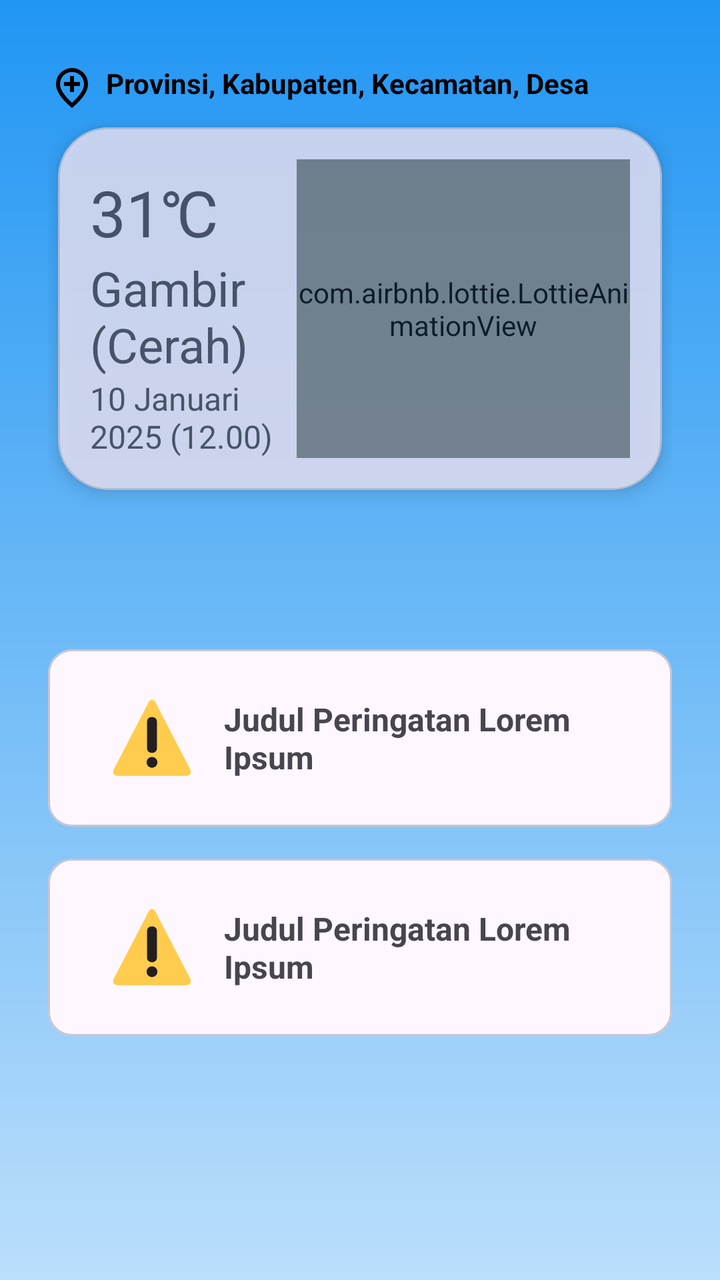
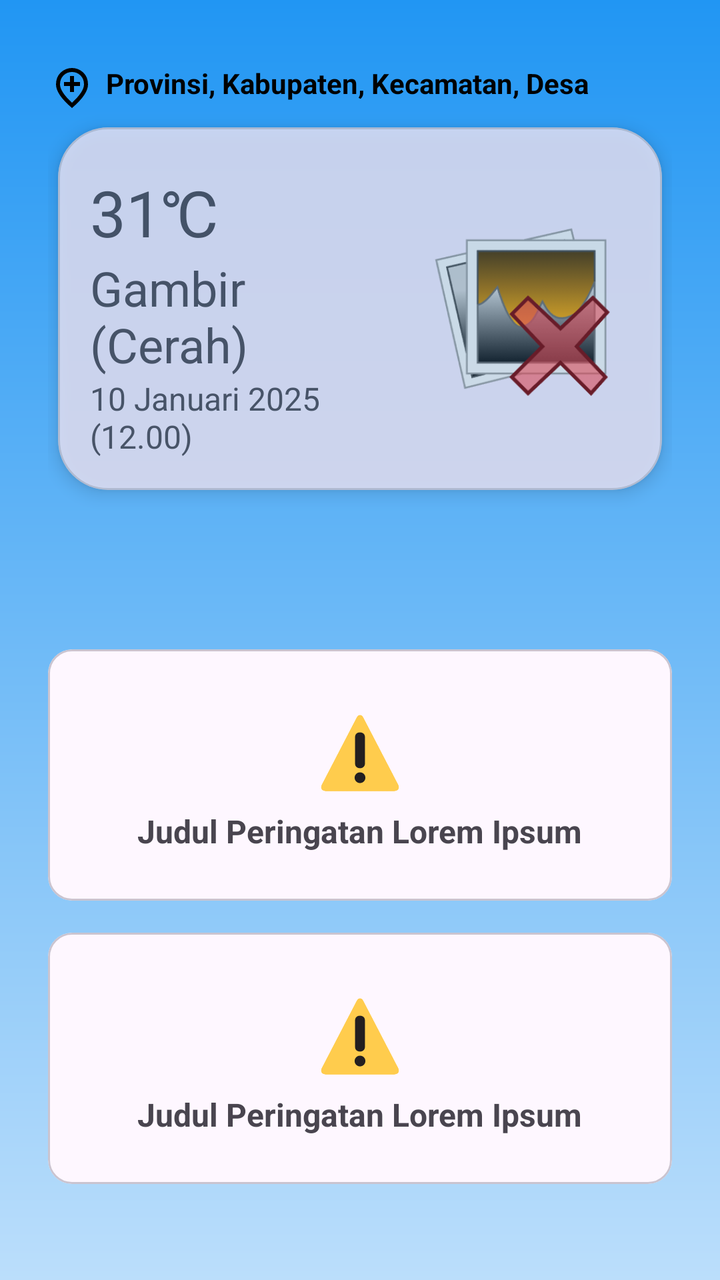

The first picture is an Android layout as it rendered before a commit; the second is the same layout after the commit. The layout source and the unified diff follow.
<!-- AndroidManifest.xml: application theme Theme.Perbana -->
<!-- res/layout/activity_main.xml -->
<?xml version="1.0" encoding="utf-8"?>
<ScrollView xmlns:android="http://schemas.android.com/apk/res/android"
    xmlns:app="http://schemas.android.com/apk/res-auto"
    xmlns:tools="http://schemas.android.com/tools"
    android:layout_width="match_parent"
    android:layout_height="match_parent"
    android:fillViewport="true"
    android:background="@drawable/background_sunny"
    android:paddingHorizontal="24dp">

    <androidx.constraintlayout.widget.ConstraintLayout
        android:layout_width="match_parent"
        android:layout_height="wrap_content"
        android:id="@+id/main"
        tools:context=".MainActivity">

        <LinearLayout
            android:id="@+id/llLocation"
            android:layout_width="match_parent"
            android:layout_height="wrap_content"
            android:orientation="horizontal"
            android:layout_marginTop="32dp"
            app:layout_constraintBottom_toTopOf="@id/cardMainWeather"
            app:layout_constraintEnd_toEndOf="parent"
            app:layout_constraintStart_toStartOf="parent"
            app:layout_constraintTop_toTopOf="parent">

            <ImageView
                android:layout_width="wrap_content"
                android:layout_height="wrap_content"
                android:src="@drawable/outline_add_location_24"/>

            <TextView
                android:id="@+id/tvLocation"
                android:layout_width="wrap_content"
                android:layout_height="wrap_content"
                android:text="Provinsi, Kabupaten, Kecamatan, Desa"
                android:layout_weight="1"
                android:layout_marginHorizontal="5dp"
                android:textColor="@color/black"
                android:textStyle="bold"/>

        </LinearLayout>

        <com.google.android.material.card.MaterialCardView
            android:id="@+id/cardMainWeather"
            android:layout_width="match_parent"
            android:layout_height="wrap_content"
            android:layout_marginBottom="16dp"
            android:alpha="0.8"
            app:cardCornerRadius="25dp"
            app:cardElevation="5dp"
            app:cardPreventCornerOverlap="false"
            app:cardUseCompatPadding="true"
            app:layout_constraintBottom_toTopOf="@id/rvMainWeather"
            app:layout_constraintEnd_toEndOf="parent"
            app:layout_constraintStart_toStartOf="parent"
            app:layout_constraintTop_toBottomOf="@+id/llLocation">

            <LinearLayout
                android:layout_width="match_parent"
                android:layout_height="match_parent"
                android:orientation="horizontal"
                android:padding="16dp"
                android:baselineAligned="false">

                <LinearLayout
                    android:layout_width="wrap_content"
                    android:layout_height="wrap_content"
                    android:orientation="vertical"
                    android:layout_marginEnd="5dp"
                    android:layout_weight="1">

                    <TextView
                        android:id="@+id/tvMainCurrentPlace"
                        android:layout_width="wrap_content"
                        android:layout_height="wrap_content"
                        android:layout_marginTop="5dp"
                        android:text="31\u2103"
                        android:textSize="32sp" />

                    <TextView
                        android:id="@+id/tvMainCurrentWeather"
                        android:layout_width="wrap_content"
                        android:layout_height="wrap_content"
                        android:text="Gambir (Cerah)"
                        android:textSize="24sp" />

                    <TextView
                        android:id="@+id/tvMainCurrentTime"
                        android:layout_width="wrap_content"
                        android:layout_height="wrap_content"
                        android:text="10 Januari 2025 (12.00)"
                        android:textSize="16sp" />
                </LinearLayout>

                <LinearLayout
                    android:layout_width="wrap_content"
                    android:layout_height="match_parent"
                    android:gravity="center"
                    android:layout_weight="1">

                    <com.airbnb.lottie.LottieAnimationView
                        android:id="@+id/animationMainCurrentWeather"
                        android:layout_width="match_parent"
                        android:layout_height="match_parent"
                        app:lottie_rawRes="@raw/clear_day"
                        app:lottie_autoPlay="true"
                        app:lottie_loop="true"/>
                </LinearLayout>
            </LinearLayout>


        </com.google.android.material.card.MaterialCardView>

        <androidx.recyclerview.widget.RecyclerView
            android:id="@+id/rvMainWeather"
            android:layout_width="match_parent"
            android:layout_height="wrap_content"
            android:layout_marginTop="8dp"
            android:nestedScrollingEnabled="false"
            app:layout_constraintBottom_toTopOf="@+id/rvMainMenu"
            app:layout_constraintEnd_toEndOf="parent"
            app:layout_constraintHorizontal_bias="0.25"
            app:layout_constraintStart_toStartOf="parent"
            app:layout_constraintTop_toBottomOf="@+id/cardMainWeather" />


        <androidx.recyclerview.widget.RecyclerView
            android:id="@+id/rvMainMenu"
            android:layout_width="match_parent"
            android:layout_height="wrap_content"
            android:layout_marginTop="16dp"
            android:nestedScrollingEnabled="false"
            app:layout_constraintBottom_toTopOf="@id/cardWeatherWarning"
            app:layout_constraintEnd_toEndOf="parent"
            app:layout_constraintHorizontal_bias="0.25"
            app:layout_constraintStart_toStartOf="parent"
            app:layout_constraintTop_toBottomOf="@+id/rvMainWeather" />

        <com.google.android.material.card.MaterialCardView
            android:id="@+id/cardWeatherWarning"
            android:layout_width="match_parent"
            android:layout_height="wrap_content"
            android:layout_marginTop="32dp"
            app:layout_constraintBottom_toBottomOf="@id/cardEarthQuakeWarning"
            app:layout_constraintEnd_toEndOf="parent"
            app:layout_constraintStart_toStartOf="parent"
            app:layout_constraintTop_toBottomOf="@id/rvMainMenu">

            <LinearLayout
                android:layout_width="match_parent"
                android:layout_height="match_parent"
                android:gravity="center"
                android:orientation="horizontal"
                android:padding="24dp"
                tools:ignore="UseCompoundDrawables">

                <ImageView
                    android:id="@+id/ivWeatherWarning"
                    android:layout_width="40dp"
                    android:layout_height="40dp"
                    android:layout_marginHorizontal="8dp"
                    android:src="@drawable/warning"
                    android:contentDescription="@string/warning_image"/>

                <TextView
                    android:id="@+id/tvTitleWeatherWarning"
                    android:layout_width="wrap_content"
                    android:layout_height="wrap_content"
                    android:layout_marginHorizontal="8dp"
                    android:text="@string/warning_title"
                    android:textSize="16sp"
                    android:textStyle="bold" />

            </LinearLayout>


        </com.google.android.material.card.MaterialCardView>


        <com.google.android.material.card.MaterialCardView
            android:id="@+id/cardEarthQuakeWarning"
            android:layout_width="match_parent"
            android:layout_height="wrap_content"
            android:layout_marginTop="16dp"
            app:layout_constraintEnd_toEndOf="parent"
            app:layout_constraintStart_toStartOf="parent"
            app:layout_constraintTop_toBottomOf="@id/cardWeatherWarning">

            <LinearLayout
                android:layout_width="match_parent"
                android:layout_height="match_parent"
                android:gravity="center"
                android:orientation="horizontal"
                android:padding="24dp"
                tools:ignore="UseCompoundDrawables">

                <ImageView
                    android:id="@+id/ivEarthQuakeWarning"
                    android:layout_width="40dp"
                    android:layout_height="40dp"
                    android:layout_marginHorizontal="8dp"
                    android:src="@drawable/warning"
                    android:contentDescription="@string/warning_image"/>

                <TextView
                    android:id="@+id/tvTitleEarthQuakeWarning"
                    android:layout_width="wrap_content"
                    android:layout_height="wrap_content"
                    android:layout_marginHorizontal="8dp"
                    android:text="@string/warning_title"
                    android:textSize="16sp"
                    android:textStyle="bold" />

            </LinearLayout>

        </com.google.android.material.card.MaterialCardView>

    </androidx.constraintlayout.widget.ConstraintLayout>

</ScrollView>
<!-- resources referenced by this layout -->
<resources>
  <color name="black">#FF000000</color>
  <!-- drawable background_sunny (drawable) -->
  <?xml version="1.0" encoding="utf-8"?>
  <shape xmlns:android="http://schemas.android.com/apk/res/android" android:shape="rectangle">
      <gradient
          android:startColor="#2196F3"
          android:endColor="#BBDEFB"
          android:angle="270"/>
  </shape>
  <!-- drawable outline_add_location_24 (drawable) -->
  <vector xmlns:android="http://schemas.android.com/apk/res/android" android:height="24dp" android:tint="#000000" android:viewportHeight="960" android:viewportWidth="960" android:width="24dp">
        
      <path android:fillColor="@android:color/white" android:pathData="M440,560L520,560L520,440L640,440L640,360L520,360L520,240L440,240L440,360L320,360L320,440L440,440L440,560ZM480,774Q602,662 661,570.5Q720,479 720,408Q720,299 650.5,229.5Q581,160 480,160Q379,160 309.5,229.5Q240,299 240,408Q240,479 299,570.5Q358,662 480,774ZM480,880Q319,743 239.5,625.5Q160,508 160,408Q160,258 256.5,169Q353,80 480,80Q607,80 703.5,169Q800,258 800,408Q800,508 720.5,625.5Q641,743 480,880ZM480,400Q480,400 480,400Q480,400 480,400Q480,400 480,400Q480,400 480,400Q480,400 480,400Q480,400 480,400Q480,400 480,400Q480,400 480,400Z"/>
      
  </vector>
  <!-- drawable warning: png bitmap (drawable, 5751 bytes) -->
  <string name="warning_image">Warning image</string>
  <string name="warning_title">Judul Peringatan Lorem Ipsum</string>
  <style name="Theme.Perbana" parent="Base.Theme.Perbana" />
  <style name="Base.Theme.Perbana" parent="Theme.Material3.DayNight.NoActionBar">
          
          
      </style>
</resources>

<!-- the commit's change to res/layout/activity_main.xml (unified diff, before → after) -->
@@ -8,215 +8,285 @@
     android:background="@drawable/background_sunny"
     android:paddingHorizontal="24dp">
 
-    <androidx.constraintlayout.widget.ConstraintLayout
+    <FrameLayout
         android:layout_width="match_parent"
-        android:layout_height="wrap_content"
-        android:id="@+id/main"
-        tools:context=".MainActivity">
-
-        <LinearLayout
-            android:id="@+id/llLocation"
+        android:layout_height="wrap_content">
+
+        <androidx.constraintlayout.widget.ConstraintLayout
             android:layout_width="match_parent"
             android:layout_height="wrap_content"
-            android:orientation="horizontal"
-            android:layout_marginTop="32dp"
-            app:layout_constraintBottom_toTopOf="@id/cardMainWeather"
-            app:layout_constraintEnd_toEndOf="parent"
-            app:layout_constraintStart_toStartOf="parent"
-            app:layout_constraintTop_toTopOf="parent">
-
-            <ImageView
-                android:layout_width="wrap_content"
-                android:layout_height="wrap_content"
-                android:src="@drawable/outline_add_location_24"/>
-
-            <TextView
-                android:id="@+id/tvLocation"
-                android:layout_width="wrap_content"
-                android:layout_height="wrap_content"
-                android:text="Provinsi, Kabupaten, Kecamatan, Desa"
-                android:layout_weight="1"
-                android:layout_marginHorizontal="5dp"
-                android:textColor="@color/black"
-                android:textStyle="bold"/>
-
-        </LinearLayout>
-
-        <com.google.android.material.card.MaterialCardView
-            android:id="@+id/cardMainWeather"
-            android:layout_width="match_parent"
-            android:layout_height="wrap_content"
-            android:layout_marginBottom="16dp"
-            android:alpha="0.8"
-            app:cardCornerRadius="25dp"
-            app:cardElevation="5dp"
-            app:cardPreventCornerOverlap="false"
-            app:cardUseCompatPadding="true"
-            app:layout_constraintBottom_toTopOf="@id/rvMainWeather"
-            app:layout_constraintEnd_toEndOf="parent"
-            app:layout_constraintStart_toStartOf="parent"
-            app:layout_constraintTop_toBottomOf="@+id/llLocation">
+            android:id="@+id/main"
+            tools:context=".MainActivity">
 
             <LinearLayout
-                android:layout_width="match_parent"
-                android:layout_height="match_parent"
+                android:id="@+id/llLocation"
+                android:layout_width="match_parent"
+                android:layout_height="wrap_content"
                 android:orientation="horizontal"
-                android:padding="16dp"
-                android:baselineAligned="false">
-
-                <LinearLayout
+                android:layout_marginTop="32dp"
+                app:layout_constraintBottom_toTopOf="@id/cardMainWeather"
+                app:layout_constraintEnd_toEndOf="parent"
+                app:layout_constraintStart_toStartOf="parent"
+                app:layout_constraintTop_toTopOf="parent">
+
+                <ImageView
                     android:layout_width="wrap_content"
                     android:layout_height="wrap_content"
-                    android:orientation="vertical"
-                    android:layout_marginEnd="5dp"
-                    android:layout_weight="1">
-
-                    <TextView
-                        android:id="@+id/tvMainCurrentPlace"
-                        android:layout_width="wrap_content"
-                        android:layout_height="wrap_content"
-                        android:layout_marginTop="5dp"
-                        android:text="31\u2103"
-                        android:textSize="32sp" />
-
-                    <TextView
-                        android:id="@+id/tvMainCurrentWeather"
-                        android:layout_width="wrap_content"
-                        android:layout_height="wrap_content"
-                        android:text="Gambir (Cerah)"
-                        android:textSize="24sp" />
-
-                    <TextView
-                        android:id="@+id/tvMainCurrentTime"
-                        android:layout_width="wrap_content"
-                        android:layout_height="wrap_content"
-                        android:text="10 Januari 2025 (12.00)"
-                        android:textSize="16sp" />
-                </LinearLayout>
-
-                <LinearLayout
-                    android:layout_width="wrap_content"
-                    android:layout_height="match_parent"
-                    android:gravity="center"
-                    android:layout_weight="1">
-
-                    <com.airbnb.lottie.LottieAnimationView
-                        android:id="@+id/animationMainCurrentWeather"
-                        android:layout_width="match_parent"
-                        android:layout_height="match_parent"
-                        app:lottie_rawRes="@raw/clear_day"
-                        app:lottie_autoPlay="true"
-                        app:lottie_loop="true"/>
-                </LinearLayout>
-            </LinearLayout>
-
-
-        </com.google.android.material.card.MaterialCardView>
-
-        <androidx.recyclerview.widget.RecyclerView
-            android:id="@+id/rvMainWeather"
-            android:layout_width="match_parent"
-            android:layout_height="wrap_content"
-            android:layout_marginTop="8dp"
-            android:nestedScrollingEnabled="false"
-            app:layout_constraintBottom_toTopOf="@+id/rvMainMenu"
-            app:layout_constraintEnd_toEndOf="parent"
-            app:layout_constraintHorizontal_bias="0.25"
-            app:layout_constraintStart_toStartOf="parent"
-            app:layout_constraintTop_toBottomOf="@+id/cardMainWeather" />
-
-
-        <androidx.recyclerview.widget.RecyclerView
-            android:id="@+id/rvMainMenu"
-            android:layout_width="match_parent"
-            android:layout_height="wrap_content"
-            android:layout_marginTop="16dp"
-            android:nestedScrollingEnabled="false"
-            app:layout_constraintBottom_toTopOf="@id/cardWeatherWarning"
-            app:layout_constraintEnd_toEndOf="parent"
-            app:layout_constraintHorizontal_bias="0.25"
-            app:layout_constraintStart_toStartOf="parent"
-            app:layout_constraintTop_toBottomOf="@+id/rvMainWeather" />
-
-        <com.google.android.material.card.MaterialCardView
-            android:id="@+id/cardWeatherWarning"
-            android:layout_width="match_parent"
-            android:layout_height="wrap_content"
-            android:layout_marginTop="32dp"
-            app:layout_constraintBottom_toBottomOf="@id/cardEarthQuakeWarning"
-            app:layout_constraintEnd_toEndOf="parent"
-            app:layout_constraintStart_toStartOf="parent"
-            app:layout_constraintTop_toBottomOf="@id/rvMainMenu">
-
-            <LinearLayout
-                android:layout_width="match_parent"
-                android:layout_height="match_parent"
-                android:gravity="center"
-                android:orientation="horizontal"
-                android:padding="24dp"
-                tools:ignore="UseCompoundDrawables">
-
-                <ImageView
-                    android:id="@+id/ivWeatherWarning"
-                    android:layout_width="40dp"
-                    android:layout_height="40dp"
-                    android:layout_marginHorizontal="8dp"
-                    android:src="@drawable/warning"
-                    android:contentDescription="@string/warning_image"/>
+                    android:src="@drawable/outline_add_location_24"/>
 
                 <TextView
-                    android:id="@+id/tvTitleWeatherWarning"
+                    android:id="@+id/tvLocation"
                     android:layout_width="wrap_content"
                     android:layout_height="wrap_content"
-                    android:layout_marginHorizontal="8dp"
-                    android:text="@string/warning_title"
-                    android:textSize="16sp"
-                    android:textStyle="bold" />
+                    android:text="Provinsi, Kabupaten, Kecamatan, Desa"
+                    android:layout_weight="1"
+                    android:layout_marginHorizontal="5dp"
+                    android:textColor="@color/black"
+                    android:textStyle="bold"/>
 
             </LinearLayout>
 
-
-        </com.google.android.material.card.MaterialCardView>
-
-
-        <com.google.android.material.card.MaterialCardView
-            android:id="@+id/cardEarthQuakeWarning"
-            android:layout_width="match_parent"
+            <com.google.android.material.card.MaterialCardView
+                android:id="@+id/cardMainWeather"
+                android:layout_width="match_parent"
+                android:layout_height="wrap_content"
+                android:layout_marginBottom="8dp"
+                android:alpha="0.8"
+                app:cardCornerRadius="25dp"
+                app:cardElevation="5dp"
+                app:cardPreventCornerOverlap="false"
+                app:cardUseCompatPadding="true"
+                app:layout_constraintBottom_toTopOf="@id/barierMain1"
+                app:layout_constraintEnd_toEndOf="parent"
+                app:layout_constraintStart_toStartOf="parent"
+                app:layout_constraintTop_toBottomOf="@+id/llLocation">
+
+                <LinearLayout
+                    android:layout_width="match_parent"
+                    android:layout_height="match_parent"
+                    android:orientation="horizontal"
+                    android:padding="16dp"
+                    android:baselineAligned="false">
+
+                    <LinearLayout
+                        android:layout_width="wrap_content"
+                        android:layout_height="wrap_content"
+                        android:orientation="vertical"
+                        android:layout_marginEnd="5dp"
+                        android:layout_weight="1">
+
+                        <TextView
+                            android:id="@+id/tvMainCurrentPlace"
+                            android:layout_width="wrap_content"
+                            android:layout_height="wrap_content"
+                            android:layout_marginTop="5dp"
+                            android:text="31\u2103"
+                            android:textSize="32sp" />
+
+                        <TextView
+                            android:id="@+id/tvMainCurrentWeather"
+                            android:layout_width="wrap_content"
+                            android:layout_height="wrap_content"
+                            android:text="Gambir (Cerah)"
+                            android:textSize="24sp" />
+
+                        <TextView
+                            android:id="@+id/tvMainCurrentTime"
+                            android:layout_width="wrap_content"
+                            android:layout_height="wrap_content"
+                            android:text="10 Januari 2025 (12.00)"
+                            android:textSize="16sp" />
+                    </LinearLayout>
+
+                    <LinearLayout
+                        android:layout_width="wrap_content"
+                        android:layout_height="match_parent"
+                        android:gravity="center"
+                        android:layout_weight="1">
+
+                        <ImageView
+                            android:id="@+id/ivCurrentWeather"
+                            android:layout_width="120dp"
+                            android:layout_height="120dp"
+                            android:padding="15dp"
+                            android:src="@drawable/missing_image"
+                            android:contentDescription="Gambar ikon cuaca"/>
+                    </LinearLayout>
+                </LinearLayout>
+
+
+            </com.google.android.material.card.MaterialCardView>
+
+            <androidx.constraintlayout.widget.Barrier
+                android:id="@+id/barierMain1"
+                android:layout_width="wrap_content"
+                android:layout_height="wrap_content"
+                app:barrierDirection="top"
+                app:constraint_referenced_ids="rvMainWeather, cardWeatherList"/>
+
+            <androidx.recyclerview.widget.RecyclerView
+                android:id="@+id/rvMainWeather"
+                android:layout_width="match_parent"
+                android:layout_height="wrap_content"
+                android:layout_marginTop="8dp"
+                android:nestedScrollingEnabled="false"
+                app:layout_constraintBottom_toTopOf="@+id/barierMain2"
+                app:layout_constraintEnd_toEndOf="parent"
+                app:layout_constraintHorizontal_bias="0.25"
+                app:layout_constraintStart_toStartOf="parent"
+                app:layout_constraintTop_toBottomOf="@+id/barierMain1" />
+
+
+            <com.google.android.material.card.MaterialCardView
+                android:id="@+id/cardWeatherList"
+                android:layout_width="match_parent"
+                android:layout_height="wrap_content"
+                android:layout_marginTop="8dp"
+                app:layout_constraintBottom_toTopOf="@+id/barierMain2"
+                app:layout_constraintEnd_toEndOf="parent"
+                app:layout_constraintHorizontal_bias="0.25"
+                app:layout_constraintStart_toStartOf="parent"
+                app:layout_constraintTop_toBottomOf="@+id/barierMain1"
+                android:visibility="gone">
+
+                <LinearLayout
+                    android:layout_width="match_parent"
+                    android:layout_height="match_parent"
+                    android:gravity="center"
+                    android:orientation="vertical"
+                    android:padding="24dp"
+                    tools:ignore="UseCompoundDrawables">
+
+                    <ImageView
+                        android:id="@+id/ivWeatherWarning"
+                        android:layout_width="40dp"
+                        android:layout_height="40dp"
+                        android:layout_margin="8dp"
+                        android:src="@drawable/warning"
+                        android:contentDescription="@string/warning_image"/>
+
+                    <TextView
+                        android:id="@+id/tvTitleWeatherWarning"
+                        android:layout_width="wrap_content"
+                        android:layout_height="wrap_content"
+                        android:layout_marginHorizontal="8dp"
+                        android:text="Data cuaca tidak tersedia"
+                        android:textSize="16sp"
+                        android:textStyle="bold" />
+
+                </LinearLayout>
+
+
+            </com.google.android.material.card.MaterialCardView>
+
+
+            <androidx.constraintlayout.widget.Barrier
+                android:id="@+id/barierMain2"
+                android:layout_width="wrap_content"
+                android:layout_height="wrap_content"
+                app:barrierDirection="bottom"
+                app:constraint_referenced_ids="rvMainWeather, cardWeatherList"/>
+
+            <androidx.recyclerview.widget.RecyclerView
+                android:id="@+id/rvMainMenu"
+                android:layout_width="match_parent"
+                android:layout_height="wrap_content"
+                android:layout_marginTop="16dp"
+                android:nestedScrollingEnabled="false"
+                app:layout_constraintBottom_toTopOf="@id/cardWeatherWarning"
+                app:layout_constraintEnd_toEndOf="parent"
+                app:layout_constraintHorizontal_bias="0.25"
+                app:layout_constraintStart_toStartOf="parent"
+                app:layout_constraintTop_toBottomOf="@+id/barierMain2" />
+
+            <com.google.android.material.card.MaterialCardView
+                android:id="@+id/cardWeatherWarning"
+                android:layout_width="match_parent"
+                android:layout_height="wrap_content"
+                android:layout_marginTop="32dp"
+                app:layout_constraintBottom_toBottomOf="@id/cardEarthQuakeWarning"
+                app:layout_constraintEnd_toEndOf="parent"
+                app:layout_constraintStart_toStartOf="parent"
+                app:layout_constraintTop_toBottomOf="@id/rvMainMenu">
+
+                <LinearLayout
+                    android:layout_width="match_parent"
+                    android:layout_height="match_parent"
+                    android:gravity="center"
+                    android:orientation="vertical"
+                    android:padding="24dp"
+                    tools:ignore="UseCompoundDrawables">
+
+                    <ImageView
+                        android:layout_width="40dp"
+                        android:layout_height="40dp"
+                        android:layout_margin="8dp"
+                        android:src="@drawable/warning"
+                        android:contentDescription="@string/warning_image"/>
+
+                    <TextView
+                        android:layout_width="wrap_content"
+                        android:layout_height="wrap_content"
+                        android:layout_marginHorizontal="8dp"
+                        android:text="@string/warning_title"
+                        android:textSize="16sp"
+                        android:textStyle="bold" />
+
+                </LinearLayout>
+
+
+            </com.google.android.material.card.MaterialCardView>
+
+
+            <com.google.android.material.card.MaterialCardView
+                android:id="@+id/cardEarthQuakeWarning"
+                android:layout_width="match_parent"
+                android:layout_height="wrap_content"
+                android:layout_marginTop="16dp"
+                app:layout_constraintEnd_toEndOf="parent"
+                app:layout_constraintStart_toStartOf="parent"
+                app:layout_constraintTop_toBottomOf="@id/cardWeatherWarning">
+
+                <LinearLayout
+                    android:layout_width="match_parent"
+                    android:layout_height="match_parent"
+                    android:gravity="center"
+                    android:orientation="vertical"
+                    android:padding="24dp"
+                    tools:ignore="UseCompoundDrawables">
+
+                    <ImageView
+                        android:id="@+id/ivEarthQuakeWarning"
+                        android:layout_width="40dp"
+                        android:layout_height="40dp"
+                        android:layout_margin="8dp"
+                        android:src="@drawable/warning"
+                        android:contentDescription="@string/warning_image"/>
+
+                    <TextView
+                        android:id="@+id/tvTitleEarthQuakeWarning"
+                        android:layout_width="wrap_content"
+                        android:layout_height="wrap_content"
+                        android:layout_marginHorizontal="8dp"
+                        android:text="@string/warning_title"
+                        android:textSize="16sp"
+                        android:textStyle="bold" />
+
+                </LinearLayout>
+
+            </com.google.android.material.card.MaterialCardView>
+
+        </androidx.constraintlayout.widget.ConstraintLayout>
+
+        <ProgressBar
+            android:id="@+id/pbMain"
+            style="@style/Widget.AppCompat.ProgressBar"
+            android:layout_width="wrap_content"
             android:layout_height="wrap_content"
-            android:layout_marginTop="16dp"
-            app:layout_constraintEnd_toEndOf="parent"
-            app:layout_constraintStart_toStartOf="parent"
-            app:layout_constraintTop_toBottomOf="@id/cardWeatherWarning">
-
-            <LinearLayout
-                android:layout_width="match_parent"
-                android:layout_height="match_parent"
-                android:gravity="center"
-                android:orientation="horizontal"
-                android:padding="24dp"
-                tools:ignore="UseCompoundDrawables">
-
-                <ImageView
-                    android:id="@+id/ivEarthQuakeWarning"
-                    android:layout_width="40dp"
-                    android:layout_height="40dp"
-                    android:layout_marginHorizontal="8dp"
-                    android:src="@drawable/warning"
-                    android:contentDescription="@string/warning_image"/>
-
-                <TextView
-                    android:id="@+id/tvTitleEarthQuakeWarning"
-                    android:layout_width="wrap_content"
-                    android:layout_height="wrap_content"
-                    android:layout_marginHorizontal="8dp"
-                    android:text="@string/warning_title"
-                    android:textSize="16sp"
-                    android:textStyle="bold" />
-
-            </LinearLayout>
-
-        </com.google.android.material.card.MaterialCardView>
-
-    </androidx.constraintlayout.widget.ConstraintLayout>
+            android:layout_gravity="center"
+            android:visibility="gone"/>
+    </FrameLayout>
+
+
 
 </ScrollView>
<!-- resource entries referenced after the edit -->
@@ -9,6 +9,7 @@
           android:endColor="#BBDEFB"
           android:angle="270"/>
   </shape>
+  <!-- drawable missing_image: png bitmap (drawable, 19068 bytes) -->
   <!-- drawable outline_add_location_24 (drawable) -->
   <vector xmlns:android="http://schemas.android.com/apk/res/android" android:height="24dp" android:tint="#000000" android:viewportHeight="960" android:viewportWidth="960" android:width="24dp">
         
